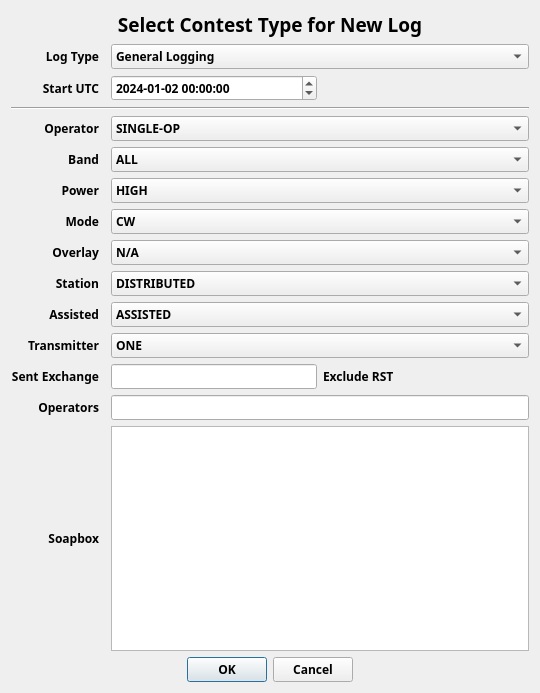
This is not1mm/data/new_contest.ui in mbridak/not1mm as Qt 5 draws it before an edit. The edited form follows.
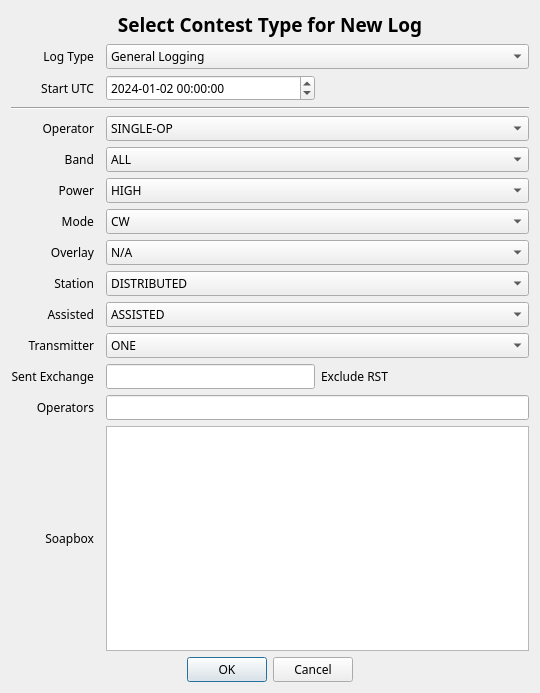
This is the edited form.

Commit message: @mbridak Fix: light mode band indicators. Refactor font weight.

```diff
--- a/not1mm/data/new_contest.ui
+++ b/not1mm/data/new_contest.ui
@@ -13,7 +13,7 @@
   <property name="font">
    <font>
     <family>JetBrains Mono</family>
-    <weight>100</weight>
+    
    </font>
   </property>
   <property name="windowTitle">
```
The commit also changes 12 other files.
